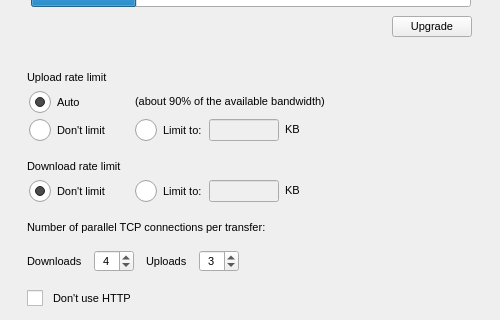
Before: the Qt Designer form src/MEGASync/gui/macx/SettingsDialog.ui in meganz/MEGAsync, drawn with Qt 5; both pictures show x 0 to 500 and y 134 to 454 of the 500 by 648 pixel window.
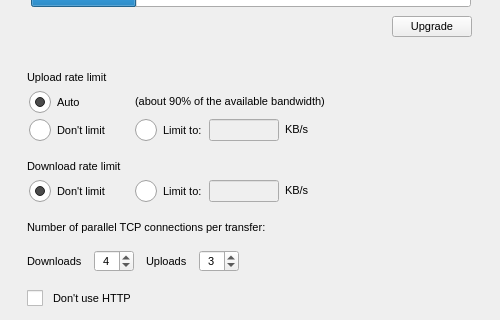
After: the same form once the commit is applied. The open tabs and pages were chosen to show the change. Icons and pictures are not drawn.

```diff
--- a/src/MEGASync/gui/macx/SettingsDialog.ui
+++ b/src/MEGASync/gui/macx/SettingsDialog.ui
@@ -2290,7 +2290,7 @@
                 <enum>Qt::StrongFocus</enum>
                </property>
                <property name="text">
-                <string>KB</string>
+                <string>KB/s</string>
                </property>
               </widget>
              </item>
@@ -2501,7 +2501,7 @@
                 <enum>Qt::StrongFocus</enum>
                </property>
                <property name="text">
-                <string>KB</string>
+                <string>KB/s</string>
                </property>
               </widget>
              </item>
```
